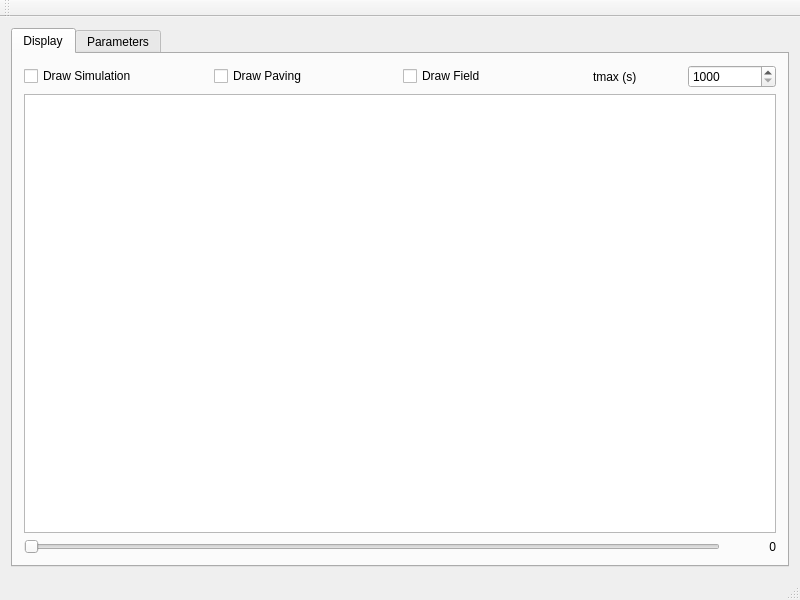
msis/bubbibex, file mainwindow.ui: the form before one commit.
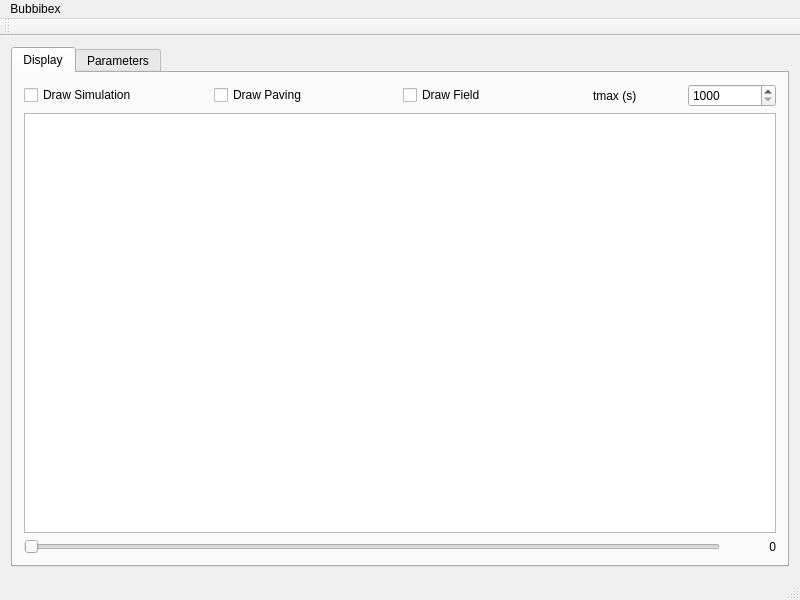
The form after the commit.

Commit message: Commit apres Integration drawPaving Corrections sur interface

```diff
--- a/mainwindow.ui
+++ b/mainwindow.ui
@@ -182,6 +182,12 @@
      <height>22</height>
     </rect>
    </property>
+   <widget class="QMenu" name="menuBubbibex">
+    <property name="title">
+     <string>Bubbibex</string>
+    </property>
+   </widget>
+   <addaction name="menuBubbibex"/>
   </widget>
   <widget class="QToolBar" name="mainToolBar">
    <attribute name="toolBarArea">
```
The commit also changes 2 other files.
